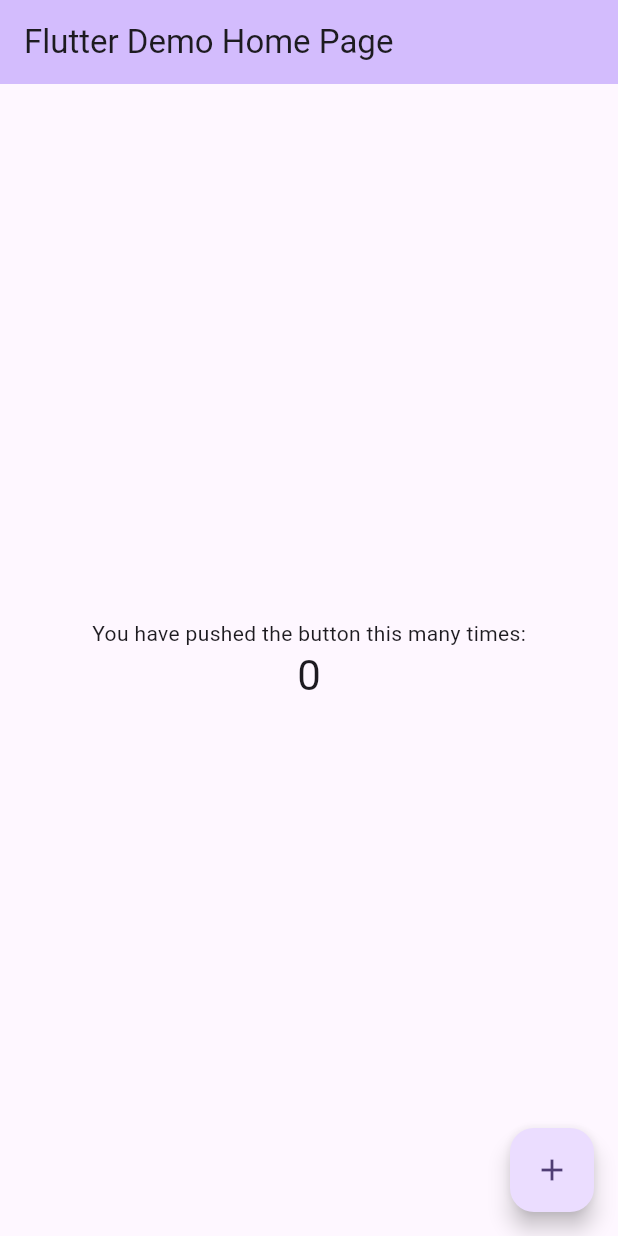
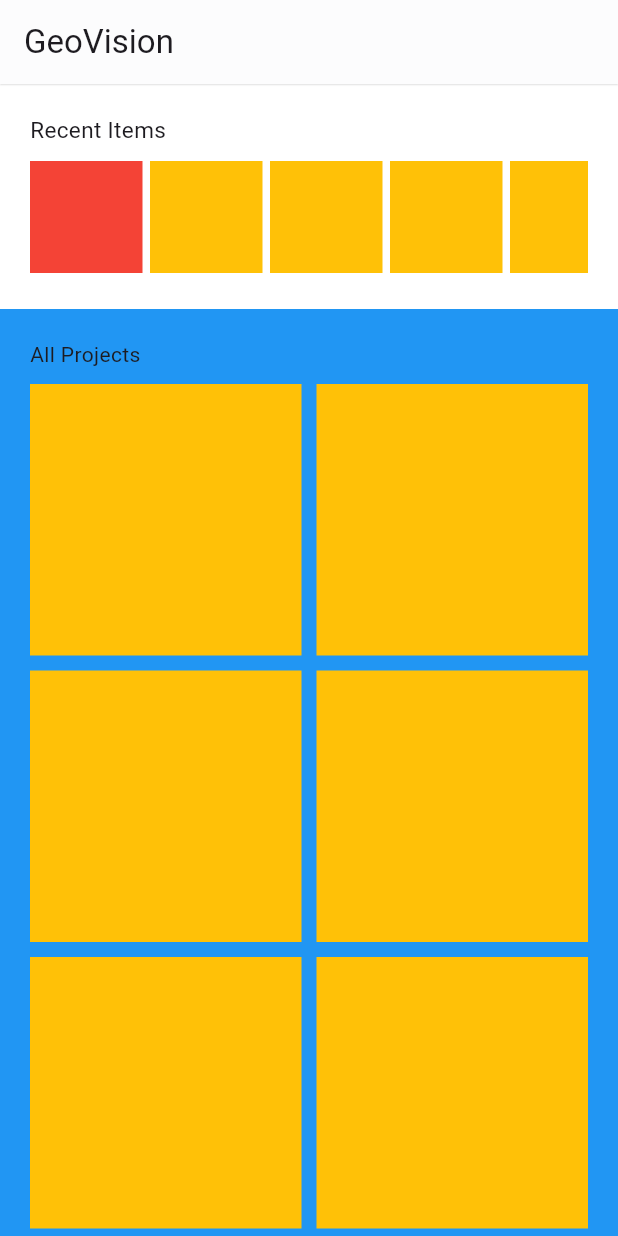
Before and after one commit to Blltz-0/GeoVision, a Flutter app: the screen it shows after launch, on a phone screen of 412 x 824 dp. Run offline on Flutter 3.47's test engine with Material 3 defaults, Android fonts, the phone set to English and light mode, and no system bars.

Commit message:
Initial Home Screen Layout

```diff
--- a/geovision/lib/main.dart
+++ b/geovision/lib/main.dart
@@ -1,4 +1,5 @@
 import 'package:flutter/material.dart';
+import 'package:geovision/pages/home.dart';
 
 void main() {
   runApp(const MyApp());
@@ -11,26 +12,8 @@ class MyApp extends StatelessWidget {
   @override
   Widget build(BuildContext context) {
     return MaterialApp(
-      title: 'Flutter Demo',
-      theme: ThemeData(
-        // This is the theme of your application.
-        //
-        // TRY THIS: Try running your application with "flutter run". You'll see
-        // the application has a purple toolbar. Then, without quitting the app,
-        // try changing the seedColor in the colorScheme below to Colors.green
-        // and then invoke "hot reload" (save your changes or press the "hot
-        // reload" button in a Flutter-supported IDE, or press "r" if you used
-        // the command line to start the app).
-        //
-        // Notice that the counter didn't reset back to zero; the application
-        // state is not lost during the reload. To reset the state, use hot
-        // restart instead.
-        //
-        // This works for code too, not just values: Most code changes can be
-        // tested with just a hot reload.
-        colorScheme: .fromSeed(seedColor: Colors.deepPurple),
-      ),
-      home: const MyHomePage(title: 'Flutter Demo Home Page'),
+      debugShowCheckedModeBanner: false,
+      home: HomePage(),
     );
   }
 }
--- /dev/null
+++ b/geovision/lib/pages/home.dart
@@ -0,0 +1,108 @@
+import 'package:flutter/material.dart';
+
+class HomePage extends StatefulWidget {
+  const HomePage({super.key});
+
+  @override
+  State<HomePage> createState() => _HomePageState();
+}
+
+class _HomePageState extends State<HomePage> {
+
+  @override
+  Widget build(BuildContext context) {
+    return Scaffold(
+      appBar: AppBar(
+        title: const Text('GeoVision'),
+        shadowColor: Colors.black54,
+
+        backgroundColor: Colors.white,
+        elevation: 0.4,
+      ),
+      body: SingleChildScrollView(
+        child: Column(
+          children: [
+            Container(
+              padding: const EdgeInsets.all(20),
+              color: Colors.white,
+              height: 150,
+              width: double.infinity,
+              child: Column(
+                crossAxisAlignment: CrossAxisAlignment.stretch,
+                children: <Widget>[
+                  Text(
+                    'Recent Items',
+                    style: TextStyle(
+                      fontSize: 15,
+                    ),
+                  ),
+                  SizedBox(height:10),
+                  SingleChildScrollView(
+                    scrollDirection: Axis.horizontal,
+                    child: Row(
+                      children: [
+                        Container(
+                          height: 75,
+                          width: 75,
+                          color: Colors.red,
+                        ),
+                        SizedBox(width: 5),
+                        ...List.generate(6, (index) {
+                            return Row(
+                              children: [
+                                Container(
+                                height: 75,
+                                width: 75,
+                                color: Colors.amber,
+                                ),
+                                SizedBox(width: 5),
+                              ]
+                            );
+                          },
+                        )
+                      ],
+                    ),
+                  )
+                ],
+              )
+            ),
+            Container(
+              padding: const EdgeInsets.all(20),
+              color: Colors.blue,
+              child: Column(
+                crossAxisAlignment: CrossAxisAlignment.stretch,
+                children: <Widget>[
+                  Text('All Projects'),
+                  SizedBox(height:10),
+                  SingleChildScrollView(
+                    child: GridView.builder(
+                      shrinkWrap: true,
+                      physics: NeverScrollableScrollPhysics(),
+                      gridDelegate: SliverGridDelegateWithFixedCrossAxisCount(
+                        crossAxisCount: 2,
+                        mainAxisSpacing: 10,
+                        crossAxisSpacing: 10,
+                      ),
+                      itemBuilder: (BuildContext context, int index){
+                        return Container(
+                          height: 5,
+                          width: 100,
+                          color: Colors.amber,
+                        );
+                      },
+                      itemCount: 6,
+                    ),
+                  )
+                ]
+              ),
+            ),
+            Container(
+              color: Colors.green,
+              height: 200,
+            ),
+          ],
+        ),
+      ),
+    );
+  }
+}
--- a/geovision/pubspec.yaml
+++ b/geovision/pubspec.yaml
@@ -1,5 +1,5 @@
 name: geovision
-description: "An Android Application for Spatio-Temporal Geolocation"
+description: "A new Flutter project."
 # The following line prevents the package from being accidentally published to
 # pub.dev using `flutter pub publish`. This is preferred for private packages.
 publish_to: 'none' # Remove this line if you wish to publish to pub.dev
```
Also changed, not shown: geovision/lib/pages/camera.dart (added), geovision/lib/pages/images.dart (added), geovision/lib/pages/map.dart (added), 1 other file.
